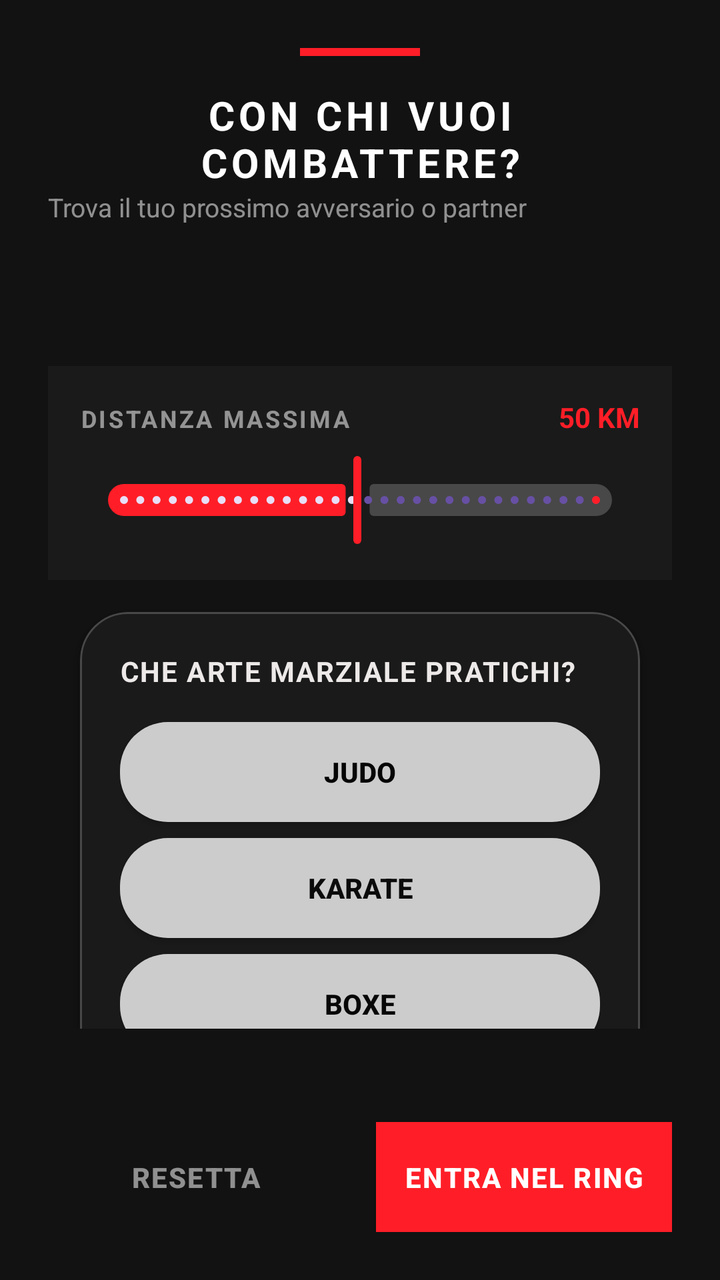
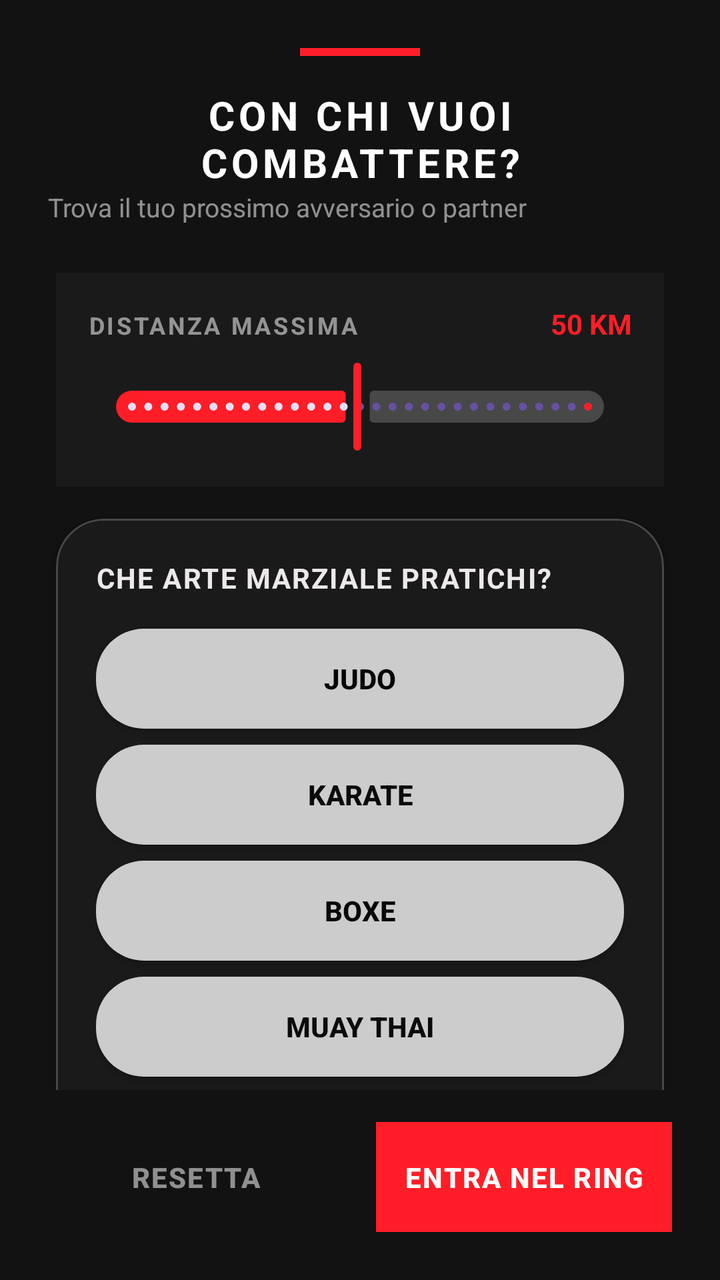

Compare the two renders of this Android layout. The source of the first and the diff that turns it into the second are given below.
<!-- AndroidManifest.xml: application theme Theme.FightHub -->
<!-- res/layout/fragment_main_menu_filtra.xml -->
<?xml version="1.0" encoding="utf-8"?>
<androidx.constraintlayout.widget.ConstraintLayout
    xmlns:android="http://schemas.android.com/apk/res/android"
    xmlns:app="http://schemas.android.com/apk/res-auto"
    android:layout_width="match_parent"
    android:layout_height="wrap_content"
    android:background="#121212"
    android:padding="24dp">

    
    <View
        android:id="@+id/topAccentBar"
        android:layout_width="60dp"
        android:layout_height="4dp"
        android:background="#FF1E27"
        app:layout_constraintTop_toTopOf="parent"
        app:layout_constraintStart_toStartOf="parent"
        app:layout_constraintEnd_toEndOf="parent" />

    
    <TextView
        android:id="@+id/txtTitleFiltri"
        android:layout_width="wrap_content"
        android:layout_height="wrap_content"
        android:layout_marginTop="16dp"
        android:text="CON CHI VUOI COMBATTERE?"
        android:textAllCaps="true"
        android:textColor="#FFFFFF"
        android:textSize="20sp"
        android:textStyle="bold"
        android:letterSpacing="0.1"
        android:gravity="center"
        app:layout_constraintTop_toBottomOf="@id/topAccentBar"
        app:layout_constraintStart_toStartOf="parent" />

    <TextView
        android:id="@+id/txtSubtitleFiltri"
        android:layout_width="wrap_content"
        android:layout_height="wrap_content"
        android:text="Trova il tuo prossimo avversario o partner"
        android:textColor="#88FFFFFF"
        android:textSize="13sp"
        app:layout_constraintTop_toBottomOf="@id/txtTitleFiltri"
        app:layout_constraintStart_toStartOf="parent" />

    
    <androidx.core.widget.NestedScrollView
        android:id="@+id/scrollFiltri"
        android:layout_width="match_parent"
        android:layout_height="0dp"
        android:layout_marginTop="24dp"
        android:layout_marginBottom="24dp"
        app:layout_constrainedHeight="true"
        app:layout_constraintHeight_percent="0.6"
        app:layout_constraintTop_toBottomOf="@id/txtSubtitleFiltri"
        app:layout_constraintBottom_toTopOf="@+id/btnApplicaFiltri">

        <LinearLayout
            android:layout_width="match_parent"
            android:layout_height="wrap_content"
            android:orientation="vertical">

            
            
            

            <LinearLayout
                android:layout_width="match_parent"
                android:layout_height="wrap_content"
                android:orientation="vertical"
                android:layout_marginTop="24dp"
                android:padding="16dp"
                android:background="#1A1A1A">

                <LinearLayout
                    android:layout_width="match_parent"
                    android:layout_height="wrap_content"
                    android:orientation="horizontal">

                    <TextView
                        android:layout_width="0dp"
                        android:layout_height="wrap_content"
                        android:layout_weight="1"
                        android:text="DISTANZA MASSIMA"
                        android:textColor="#88FFFFFF"
                        android:textSize="12sp"
                        android:textStyle="bold"
                        android:letterSpacing="0.1" />

                    <TextView
                        android:id="@+id/txtDistanzaSelezionata"
                        android:layout_width="wrap_content"
                        android:layout_height="wrap_content"
                        android:text="50 KM"
                        android:textColor="#FF1E27"
                        android:textSize="14sp"
                        android:textStyle="bold" />
                </LinearLayout>

                <com.google.android.material.slider.Slider
                    android:id="@+id/sliderDistanza"
                    android:layout_width="match_parent"
                    android:layout_height="wrap_content"
                    android:layout_marginTop="8dp"
                    android:valueFrom="1.0"
                    android:valueTo="100.0"
                    android:value="50.0"
                    android:stepSize="1.0"
                    app:thumbColor="#FF1E27"
                    app:trackColorActive="#FF1E27"
                    app:trackColorInactive="#33FFFFFF"
                    app:labelBehavior="gone" />
            </LinearLayout>

            <com.google.android.material.card.MaterialCardView
                android:layout_width="match_parent"
                android:layout_height="wrap_content"
                android:layout_margin="16dp"
                app:cardBackgroundColor="#1A1A1A"
                app:cardCornerRadius="24dp"
                app:cardElevation="4dp"
                app:strokeColor="#33FFFFFF"
                app:strokeWidth="1dp">

                <LinearLayout
                    android:layout_width="match_parent"
                    android:layout_height="wrap_content"
                    android:orientation="vertical"
                    android:padding="20dp">

                    <TextView
                        android:layout_width="wrap_content"
                        android:layout_height="wrap_content"
                        android:layout_marginBottom="16dp"
                        android:text="CHE ARTE MARZIALE PRATICHI?"
                        android:textAllCaps="true"
                        android:textColor="#EDE9E9"
                        android:textSize="14sp"
                        android:textStyle="bold"
                        android:letterSpacing="0.05"/>

                    <androidx.appcompat.widget.AppCompatButton
                        android:id="@+id/btnJudo"
                        android:layout_width="match_parent"
                        android:layout_height="50dp"
                        android:layout_marginBottom="8dp"
                        android:background="@drawable/button_selector_artimarziali"
                        android:text="Judo"
                        android:textColor="#050505"
                        android:textStyle="bold"/>

                    <androidx.appcompat.widget.AppCompatButton
                        android:id="@+id/btnKarate"
                        android:layout_width="match_parent"
                        android:layout_height="50dp"
                        android:layout_marginBottom="8dp"
                        android:background="@drawable/button_selector_artimarziali"
                        android:text="Karate"
                        android:textColor="#0B0B0B"
                        android:textStyle="bold"/>

                    <androidx.appcompat.widget.AppCompatButton
                        android:id="@+id/btnBoxe"
                        android:layout_width="match_parent"
                        android:layout_height="50dp"
                        android:layout_marginBottom="8dp"
                        android:background="@drawable/button_selector_artimarziali"
                        android:text="Boxe"
                        android:textColor="#070707"
                        android:textStyle="bold"/>

                    <androidx.appcompat.widget.AppCompatButton
                        android:id="@+id/btnMuayThai"
                        android:layout_width="match_parent"
                        android:layout_height="50dp"
                        android:layout_marginBottom="8dp"
                        android:background="@drawable/button_selector_artimarziali"
                        android:text="Muay Thai"
                        android:textColor="#0B0B0B"
                        android:textStyle="bold"/>

                    <androidx.appcompat.widget.AppCompatButton
                        android:id="@+id/btnMMA"
                        android:layout_width="match_parent"
                        android:layout_height="50dp"
                        android:layout_marginBottom="8dp"
                        android:background="@drawable/button_selector_artimarziali"
                        android:text="MMA"
                        android:textColor="#070707"
                        android:textStyle="bold"/>

                    <androidx.appcompat.widget.AppCompatButton
                        android:id="@+id/btnAltro"
                        android:layout_width="match_parent"
                        android:layout_height="50dp"
                        android:background="@drawable/button_selector_artimarziali"
                        android:text="Altro..."
                        android:textColor="#88161515"
                        android:textStyle="bold"/>

                </LinearLayout>
            </com.google.android.material.card.MaterialCardView>

            <TextView
                android:layout_width="match_parent"
                android:layout_height="wrap_content"
                android:text="[ INSERISCI QUI I TUOI COMPONENTI ]"
                android:textColor="#44FFFFFF"
                android:gravity="center"
                android:padding="40dp"
                android:textStyle="italic"/>

            

            

        </LinearLayout>
    </androidx.core.widget.NestedScrollView>

    
    <Button
        android:id="@+id/btnAnnullaFiltri"
        style="?android:attr/borderlessButtonStyle"
        android:layout_width="0dp"
        android:layout_height="55dp"
        android:layout_marginEnd="8dp"
        android:text="RESETTA"
        android:textColor="#88FFFFFF"
        android:textStyle="bold"
        android:letterSpacing="0.05"
        app:layout_constraintBottom_toBottomOf="parent"
        app:layout_constraintEnd_toStartOf="@+id/btnApplicaFiltri"
        app:layout_constraintStart_toStartOf="parent" />

    
    <androidx.appcompat.widget.AppCompatButton
        android:id="@+id/btnApplicaFiltri"
        android:layout_width="0dp"
        android:layout_height="55dp"
        android:layout_marginStart="8dp"
        android:background="#FF1E27"
        android:text="ENTRA NEL RING"
        android:textColor="#FFFFFF"
        android:textStyle="bold"
        android:letterSpacing="0.05"
        app:layout_constraintBottom_toBottomOf="parent"
        app:layout_constraintEnd_toEndOf="parent"
        app:layout_constraintStart_toEndOf="@+id/btnAnnullaFiltri" />

</androidx.constraintlayout.widget.ConstraintLayout>
<!-- resources referenced by this layout -->
<resources>
  <!-- drawable button_selector_artimarziali (drawable) -->
  <?xml version="1.0" encoding="utf-8"?>
  <selector xmlns:android="http://schemas.android.com/apk/res/android">
      <item android:state_selected="true">
          <shape android:shape="rectangle">
              <solid android:color="#555555" />
              <corners android:radius="24dp" />
          </shape>
      </item>
      <item>
          <shape android:shape="rectangle">
              <solid android:color="#CCCCCC" />
              <corners android:radius="24dp" />
          </shape>
      </item>
  </selector>
  <style name="Theme.FightHub" parent="Base.Theme.FightHub" />
  <style name="Base.Theme.FightHub" parent="Theme.Material3.DayNight.NoActionBar">
          
          
      </style>
</resources>

<!-- the commit's change to res/layout/fragment_main_menu_filtra.xml (unified diff, before → after) -->
@@ -48,10 +48,9 @@
         android:id="@+id/scrollFiltri"
         android:layout_width="match_parent"
         android:layout_height="0dp"
-        android:layout_marginTop="24dp"
-        android:layout_marginBottom="24dp"
-        app:layout_constrainedHeight="true"
-        app:layout_constraintHeight_percent="0.6"
+        android:layout_marginTop="16dp"
+        android:layout_marginBottom="16dp"
+        android:fillViewport="true"
         app:layout_constraintTop_toBottomOf="@id/txtSubtitleFiltri"
         app:layout_constraintBottom_toTopOf="@+id/btnApplicaFiltri">
 
@@ -60,15 +59,12 @@
             android:layout_height="wrap_content"
             android:orientation="vertical">
 
-            
-            
-            
-
             <LinearLayout
                 android:layout_width="match_parent"
                 android:layout_height="wrap_content"
                 android:orientation="vertical"
-                android:layout_marginTop="24dp"
+                android:layout_marginTop="8dp"
+                android:layout_marginHorizontal="4dp"
                 android:padding="16dp"
                 android:background="#1A1A1A">
 
@@ -115,7 +111,9 @@
             <com.google.android.material.card.MaterialCardView
                 android:layout_width="match_parent"
                 android:layout_height="wrap_content"
-                android:layout_margin="16dp"
+                android:layout_marginTop="16dp"
+                android:layout_marginHorizontal="4dp"
+                android:layout_marginBottom="8dp"
                 app:cardBackgroundColor="#1A1A1A"
                 app:cardCornerRadius="24dp"
                 app:cardElevation="4dp"
@@ -201,21 +199,9 @@
                 </LinearLayout>
             </com.google.android.material.card.MaterialCardView>
 
-            <TextView
-                android:layout_width="match_parent"
-                android:layout_height="wrap_content"
-                android:text="[ INSERISCI QUI I TUOI COMPONENTI ]"
-                android:textColor="#44FFFFFF"
-                android:gravity="center"
-                android:padding="40dp"
-                android:textStyle="italic"/>
-
-            
-
-            
-
         </LinearLayout>
     </androidx.core.widget.NestedScrollView>
+
 
     
     <Button
